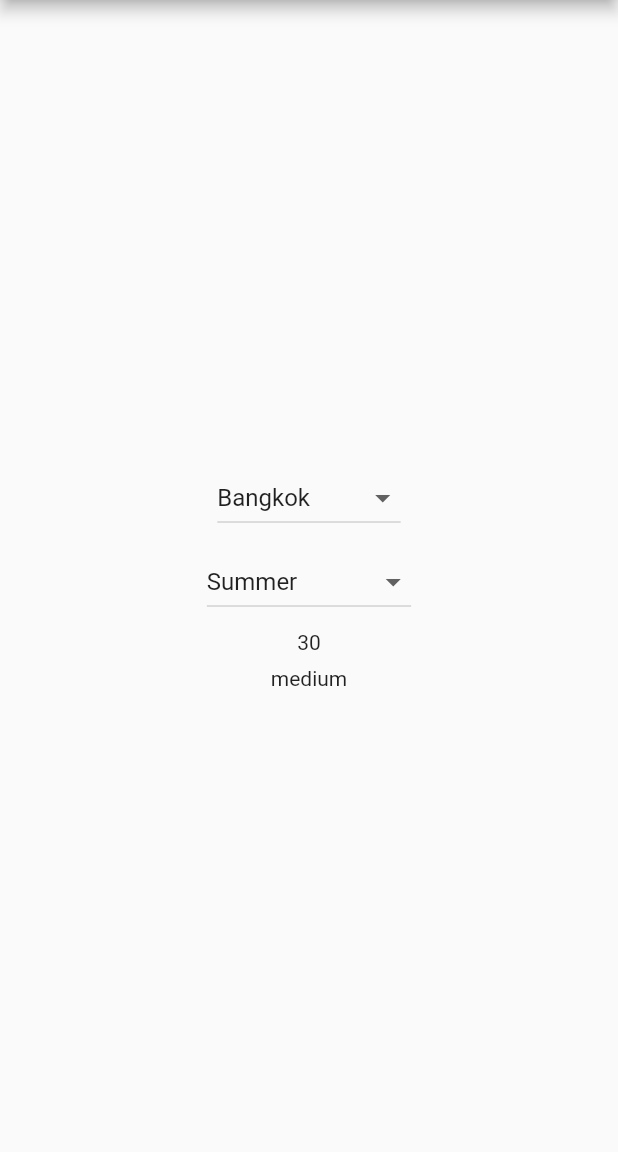
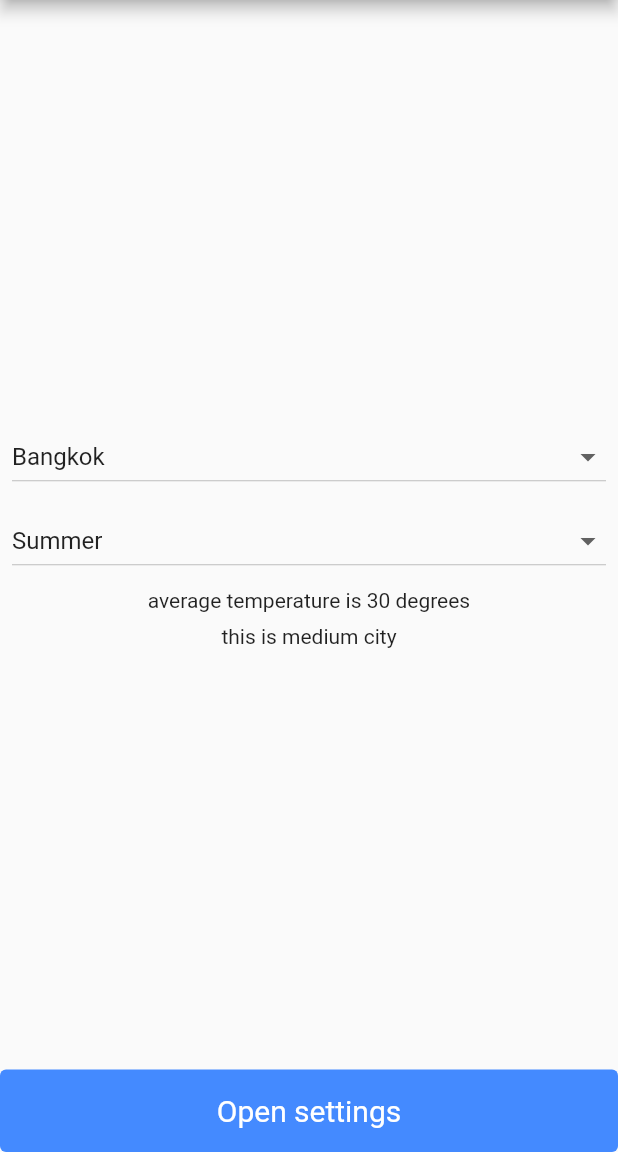
Before and after one commit to gleberemeev/flutter_weather_app, a Flutter app: the screen it shows after launch, on a phone screen of 412 x 824 dp, the part 84-1236 px from its top. Run offline on Flutter 3.47's test engine with Material 2 defaults, Android fonts, the phone set to English and light mode, and no system bars; our stand-ins replace freezed_annotation, get.

Commit message:
Added settings button

```diff
--- a/lib/screen/home/widget/home_widget.dart
+++ b/lib/screen/home/widget/home_widget.dart
@@ -3,7 +3,7 @@ import 'package:get/get.dart';
 import 'package:weather_app/screen/home/controller/home_controller.dart';
 
 class HomeWidget extends StatelessWidget {
-  HomeController controller = Get.put(HomeController());
+  final HomeController controller = Get.put(HomeController());
 
   HomeWidget({
     Key? key,
@@ -11,13 +11,19 @@ class HomeWidget extends StatelessWidget {
 
   @override
   Widget build(BuildContext context) {
-    return Center(
+    return Column(
+      children: [
+        Expanded(
           child: Column(
             mainAxisAlignment: MainAxisAlignment.center,
+            crossAxisAlignment: CrossAxisAlignment.center,
             children: [
               Obx(() {
                 List<String>? cities = controller.state.value.cities;
-            return DropdownButton(
+                return Padding(
+                  padding: const EdgeInsets.symmetric(horizontal: 8.0),
+                  child: DropdownButton(
+                    isExpanded: true,
                     hint: const Text("Select city"),
                     disabledHint: const Text("Open Settings screen to add a new city"),
                     items: cities
@@ -30,11 +36,15 @@ class HomeWidget extends StatelessWidget {
                       controller.onCityChanged(newValue);
                     },
                     value: controller.state.value.selectedCity,
+                  ),
                 );
               }),
               const SizedBox(height: 8),
               Obx(() {
-            return DropdownButton(
+                return Padding(
+                  padding: const EdgeInsets.symmetric(horizontal: 8.0),
+                  child: DropdownButton(
+                      isExpanded: true,
                       hint: const Text("Select a season"),
                       items: controller.state.value.seasons
                           .map<DropdownMenuItem<String>>((value) => DropdownMenuItem(
@@ -45,14 +55,39 @@ class HomeWidget extends StatelessWidget {
                       onChanged: (String? newValue) {
                         controller.onSeasonChanged(newValue);
                       },
-                value: controller.state.value.selectedSeason);
+                      value: controller.state.value.selectedSeason),
+                );
               }),
               const SizedBox(height: 8),
-          Obx(() => Text(controller.state.value.temperatureIndicator)),
+              Obx(() => Text("average temperature is ${controller.state.value.temperatureIndicator} degrees")),
               const SizedBox(height: 8),
-          Obx(() => Text(controller.state.value.cityType))
+              Obx(() => Text("this is ${controller.state.value.cityType} city")),
             ],
           ),
+        ),
+        Row(
+          children: [
+            Expanded(
+              child: TextButton(
+                onPressed: () {
+                  //todo onPressed
+                },
+                style: TextButton.styleFrom(
+                  padding: const EdgeInsets.all(16.0),
+                  backgroundColor: Colors.blueAccent,
+                  primary: Colors.white,
+                  textStyle: const TextStyle(
+                      fontSize: 20,
+                  ),
+                ),
+                child: const Text(
+                  "Open settings",
+                ),
+              ),
+            ),
+          ],
+        )
+      ],
     );
   }
 }
```
Lines whose indentation alone changed are shown as unchanged.
